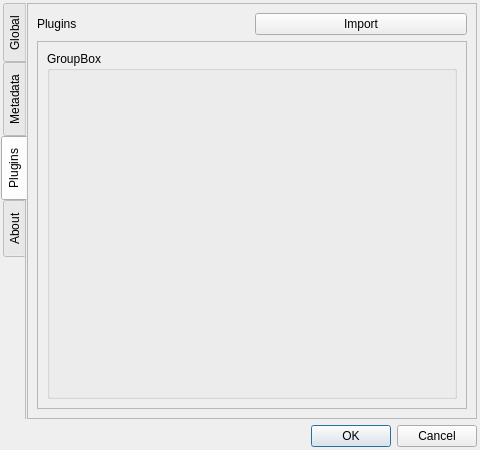
LordKBX/eBookCollection, file settings.ui: the form before one commit.
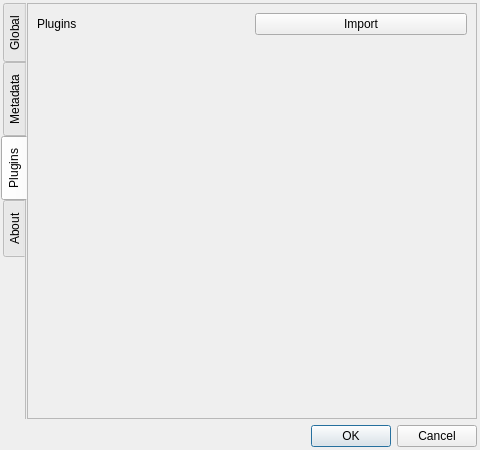
The form after the commit.

```diff
--- a/settings.ui
+++ b/settings.ui
@@ -18,7 +18,7 @@
   </property>
   <property name="maximumSize">
    <size>
-    <width>480</width>
+    <width>16777215</width>
     <height>16777215</height>
    </size>
   </property>
@@ -752,30 +752,20 @@
             </layout>
            </item>
            <item>
-            <widget class="QScrollArea" name="tab_plugins_scroll_area2">
-             <property name="widgetResizable">
-              <bool>true</bool>
+            <layout class="QVBoxLayout" name="tab_plugins_list_zone"/>
+           </item>
+           <item>
+            <spacer name="verticalSpacer">
+             <property name="orientation">
+              <enum>Qt::Vertical</enum>
              </property>
-             <widget class="QWidget" name="tab_plugins_scroll_area2_content">
-              <property name="geometry">
-               <rect>
-                <x>0</x>
-                <y>0</y>
-                <width>429</width>
-                <height>366</height>
-               </rect>
-              </property>
-              <layout class="QVBoxLayout" name="verticalLayout_14">
-               <item>
-                <widget class="QGroupBox" name="groupBox">
-                 <property name="title">
-                  <string>GroupBox</string>
-                 </property>
-                </widget>
-               </item>
-              </layout>
-             </widget>
-            </widget>
+             <property name="sizeHint" stdset="0">
+              <size>
+               <width>20</width>
+               <height>40</height>
+              </size>
+             </property>
+            </spacer>
            </item>
           </layout>
          </widget>
```
Left out of the diff: 26 changed lines with no effect on the pictures.
